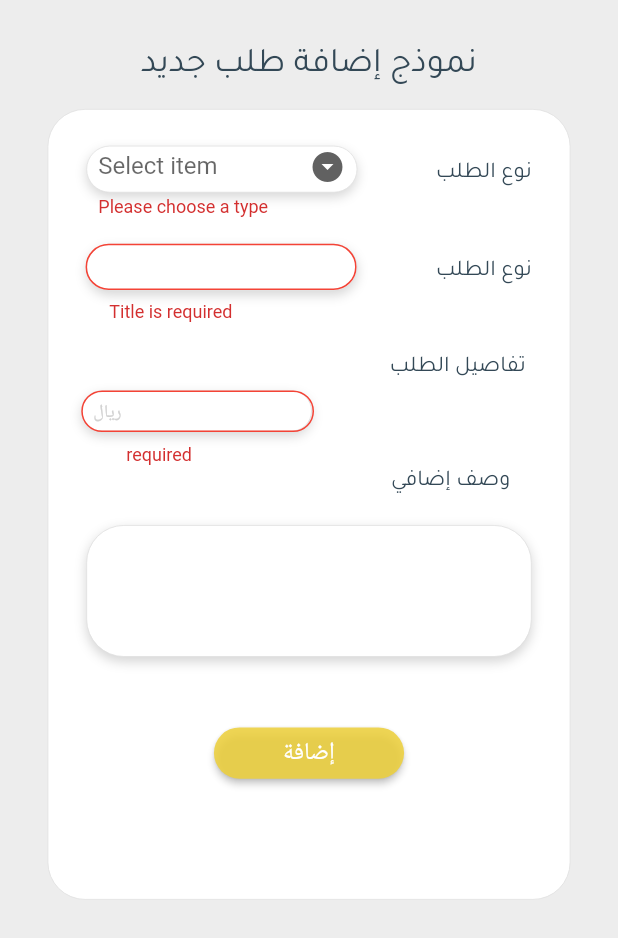
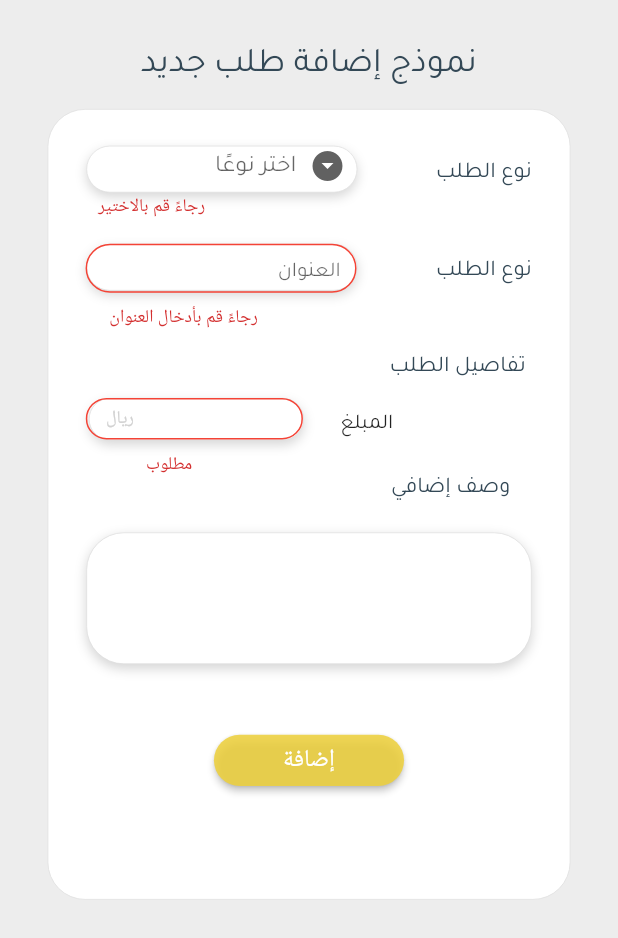
Before and after one commit to RawanAlmusfer/SWE444-imdad, a Flutter app: the PostRequest screen opened directly, after a tap on "إضافة", on a phone screen of 412 x 824 dp. Shown: the top 938 px of the screen. Run offline on Flutter 3.47's test engine with Material 2 defaults, Android fonts, the phone set to English and light mode, and no system bars; our stand-ins replace cloud_firestore, firebase_auth, firebase_core, flutter_screenutil, flutter_svg; accounts and stored records are empty; Roboto replaces fonts that are missing (Academy Engraved LET, lato).

Commit message:
Update post_request_form.dart

```diff
--- a/swe444/lib/Widget/post_request_form.dart
+++ b/swe444/lib/Widget/post_request_form.dart
@@ -25,7 +25,7 @@ class _AddRequestFormState extends State<PostRequestForm> {
   int? amount;
   String description = " ";
   String? title;
-  final List<String> items = ['مبلغ'];
+  final List<String> items = <String>['مبلغ'];
 
   Widget _buildType(bool orientation) {
     double h1 = 0, h2 = 0, b1 = 0;
@@ -70,6 +70,7 @@ class _AddRequestFormState extends State<PostRequestForm> {
                     ),
                   ),
                   Container(
+                    alignment: Alignment.topRight,
                     width: orientation == true ? 190.w : 180.w,
                     height: orientation == true ? 52.h : 110.h,
                     child: Padding(
@@ -80,20 +81,50 @@ class _AddRequestFormState extends State<PostRequestForm> {
                           decoration: InputDecoration.collapsed(
                             hintText: "",
                           ),
+                          selectedItemBuilder: (BuildContext context) {
+                            return items.map<Widget>((String item) {
+                              return Container(
+                                alignment: Alignment.centerRight,
+                                width: 120,
+                                child: Text(item, textAlign: TextAlign.end,
+                                  style: TextStyle(
+                                    fontFamily: 'Tajawal',
+                                  ),),
+                              );
+                            }).toList();
+                          },
                           value: type,
                           items: items.map<DropdownMenuItem<String>>(
                               (dropdownMenuItem) {
                             return DropdownMenuItem(
                               value: dropdownMenuItem,
-                              child: Text(dropdownMenuItem),
+                              child: SizedBox(
+                                width: 150.w,
+                                child: Text(dropdownMenuItem,
+                                  textAlign: TextAlign.right,
+                                  style: TextStyle(
+                                  fontFamily: 'Tajawal',
+                                ),),
+                              ),
                             );
                           }).toList(),
                           onChanged: (value) =>
                               setState(() => this.type = value),
                           validator: (value) =>
-                              value == null ? 'Please choose a type' : null,
-                          hint: Text("Select item"),
+                              value == null ? 'رجاءً قم بالاختير' : null,
                           icon: Icon(Icons.arrow_drop_down_circle),
+                          hint: Padding(
+                            padding: EdgeInsets.only(top:5.h),
+                            child: SizedBox(
+                              width: 125.w,
+                              child: Text("اختر نوعًا",
+                                textAlign: TextAlign.right,
+                                style: TextStyle(
+                                  fontFamily: 'Tajawal',
+                                ),
+                              ),
+                            ),
+                          ),
                           isExpanded: true,
                         ),
                       ),
@@ -168,18 +199,20 @@ class _AddRequestFormState extends State<PostRequestForm> {
               ),
               Container(
                 width: orientation == true ? 180.w : 140.w,
-                height: orientation == true ? 54.h : 120.h,
+                height: orientation == true ? 58.h : 120.h,
                 margin: EdgeInsets.only(left: l2),
                 child: Padding(
                   padding: EdgeInsets.only(left: l1),
                   child: TextFormField(
+                    textAlign: TextAlign.right,
                     expands: true,
                     maxLines: null,
                     validator: (value) {
                       if (value == null || value.isEmpty)
-                        return "Title is required";
+                        return "رجاءً قم بأدخال العنوان";
                     },
                     decoration: InputDecoration(
+                      hintText: "العنوان",
                         border: InputBorder.none,
                         errorBorder: OutlineInputBorder(
                           borderSide: BorderSide(color: Colors.red, width: 1),
@@ -189,8 +222,9 @@ class _AddRequestFormState extends State<PostRequestForm> {
                           borderSide: BorderSide(color: Colors.red, width: 1),
                           borderRadius: BorderRadius.circular(25.0),
                         ),
-                        contentPadding: EdgeInsets.fromLTRB(15.w, 8, 0, 0),
-                        hintStyle: TextStyle(fontSize: 16)),
+                        contentPadding: EdgeInsets.fromLTRB(15.w, 5.h, 10.w, 0),
+                        hintStyle: const TextStyle(fontSize: 14, fontFamily: "Tajawal"
+                        )),
                     onChanged: (_val) {
                       title = _val;
                     }, // onchanged
@@ -223,126 +257,11 @@ class _AddRequestFormState extends State<PostRequestForm> {
     );
   }
 
-  // Widget _buildTitle(bool orientation) {
-  //   double h1 = 0, l1 = 0, h2 = 0;
-  //   double top1 = 0;
-  //
-  //   if (orientation == true) {
-  //     h1 = 10.h;
-  //     h2 = 0.h;
-  //     l1 = 10.0.w;
-  //     top1 = 9.h;
-  //   } else {
-  //     h1 = 60;
-  //     h2 = 40;
-  //     l1 = 20.0;
-  //     top1 = 9;
-  //   }
-  //
-  //   return Container(
-  //     width: orientation == true ? 300.w : 300.w,
-  //     height: orientation == true ? 90.h : 190.h,
-  //     child: Row(
-  //       children: [
-  //         Column(
-  //           children: [
-  //             Stack(
-  //               children: <Widget>[
-  //                 Container(
-  //                   width: orientation == true ? 187.w : 180.w,
-  //                   height: orientation == true ? 32.h : 70.h,
-  //                   margin: EdgeInsets.only(top: 20.h),
-  //                   padding: EdgeInsets.only(left: h1, right: h1),
-  //                   child: DecoratedBox(
-  //                     decoration: BoxDecoration(
-  //                       borderRadius: BorderRadius.circular(25.0),
-  //                       color: Color(0xffffffff),
-  //                       border: Border.all(
-  //                           width: 0.5, color: const Color(0xffdfdfdf)),
-  //                       boxShadow: [
-  //                         BoxShadow(
-  //                           color: const Color(0x29000000),
-  //                           offset: Offset(0, 3),
-  //                           blurRadius: 6,
-  //                         ),
-  //                       ],
-  //                     ),
-  //                   ),
-  //                 ),
-  //                 Column(
-  //                   mainAxisAlignment: MainAxisAlignment.center,
-  //                   children: [
-  //                     Container(
-  //                       width: orientation == true ? 167.w : 162.w,
-  //                       height: orientation == true ? 75.h : 163.h,
-  //                       margin: EdgeInsets.only(left: l1, top: top1),
-  //                       child: Padding(
-  //                         padding: EdgeInsets.symmetric(
-  //                             horizontal: h2, vertical: 10.0.h),
-  //                         child: TextFormField(
-  //                           expands: true,
-  //                           maxLines: null,
-  //                           validator: (value) {
-  //                             if (value == null || value.isEmpty)
-  //                               return "Title is required";
-  //                           },
-  //                           decoration: InputDecoration(
-  //                               border: InputBorder.none,
-  //                               errorBorder: OutlineInputBorder(
-  //                                 borderSide:
-  //                                     BorderSide(color: Colors.red, width: 1),
-  //                                 borderRadius: BorderRadius.circular(25.0),
-  //                               ),
-  //                               focusedErrorBorder: OutlineInputBorder(
-  //                                 borderSide:
-  //                                     BorderSide(color: Colors.red, width: 1),
-  //                                 borderRadius: BorderRadius.circular(25.0),
-  //                               ),
-  //                               contentPadding:
-  //                                   EdgeInsets.fromLTRB(15.w, 8, 0, 0),
-  //                               hintStyle: TextStyle(fontSize: 16)),
-  //                           onChanged: (_val) {
-  //                             title = _val;
-  //                           }, // onchanged
-  //                           inputFormatters: [
-  //                             LengthLimitingTextInputFormatter(30)
-  //                           ],
-  //                         ),
-  //                       ),
-  //                     ),
-  //                   ],
-  //                 ),
-  //               ],
-  //             ),
-  //           ],
-  //         ),
-  //         SizedBox(width: orientation == true ? 40.w : 30.w),
-  //         Column(
-  //           children: <Widget>[
-  //             Padding(
-  //               padding: EdgeInsets.only(top: 30.h),
-  //             ),
-  //             Text(
-  //               "عنوان الطلب",
-  //               textAlign: TextAlign.right,
-  //               style: TextStyle(
-  //                 color: const Color(0xff334856),
-  //                 fontWeight: FontWeight.w400,
-  //                 fontFamily: 'Tajawal',
-  //                 fontSize: 15,
-  //               ),
-  //             )
-  //           ],
-  //         )
-  //       ],
-  //     ),
-  //   );
-  // }
+  Widget _buildDetails(bool orientation) {
+    double h1 = 0, h2 = 0, _value=0;
 
-  Widget _buildDetails(bool orientation) {
-    double h1 = 0, h2 = 0;
     if (orientation == true) {
-      h1 = 10;
+      h1 = 15;
       h2 = 25;
     } else {
       h1 = 60;
@@ -374,11 +293,13 @@ class _AddRequestFormState extends State<PostRequestForm> {
         ),
         Row(
           children: [
+            Column(
+              children: [
                 Stack(children: <Widget>[
                   Container(
-                width: orientation == true ? 155.w : 180.w,
-                height: orientation == true ? 28.h : 70.h,
-                padding: EdgeInsets.only(left: h1, top: 0),
+                    width: orientation == true ? 150.w : 180.w,
+                    height: orientation == true ? 34.h : 70.h,
+                    padding: EdgeInsets.only(left: h1, top: 5),
 
                     child: DecoratedBox(
                       decoration: BoxDecoration(
@@ -397,13 +318,19 @@ class _AddRequestFormState extends State<PostRequestForm> {
                     ),
                   ),
                   Container(
-                width: orientation == true ? 180.w : 180.w,
-                height: orientation == true ? 53.h : 110.h,
+                    width: orientation == true ? 173.w : 180.w,
+                    height: orientation == true ? 58.h : 110.h,
                     child: Padding(
-                  padding: EdgeInsets.only(right: h2, left: 10, bottom: 2),
+                      padding: EdgeInsets.only(right: h2, left: 13, bottom: 0, top: 5),
                       child: TextFormField(
                         validator: (value) {
-                      if (value == null || value.isEmpty) return "required";
+                          if (value == null || value.isEmpty )
+                            return "مطلوب";
+                          else {
+                            _value= double.parse(value);
+                            if (_value > 50000 || _value <= 0)
+                              return "الاقصى= 50000";
+                          }
                         },
                         decoration: InputDecoration(
                             border: InputBorder.none,
@@ -415,9 +342,9 @@ class _AddRequestFormState extends State<PostRequestForm> {
                               borderSide: BorderSide(color: Colors.red, width: 1),
                               borderRadius: BorderRadius.circular(25.0),
                             ),
-                        contentPadding: EdgeInsets.fromLTRB(30, 0, 0, 20),
-                        hintStyle: TextStyle(fontSize: 16)),
-                    inputFormatters: [
+                            contentPadding: EdgeInsets.fromLTRB(38.w, 0, 11.w, 15.h),
+                            hintStyle: const TextStyle(fontSize: 14, fontFamily: "Tajawal"
+                            )),                    inputFormatters: [
                           LengthLimitingTextInputFormatter(30),
                           FilteringTextInputFormatter.allow(RegExp(r'[0-9]'))
                         ],
@@ -429,7 +356,7 @@ class _AddRequestFormState extends State<PostRequestForm> {
                     ),
                   ),
                   Container(
-                padding: EdgeInsets.fromLTRB(18, 6, 0, 0),
+                    padding: EdgeInsets.fromLTRB(25.w, 10.h, 0, 0),
                     child: Text(
                       'ريال',
                       style: TextStyle(
@@ -441,6 +368,21 @@ class _AddRequestFormState extends State<PostRequestForm> {
                     ),
                   )
                 ]),
+              ],
+            ),
+            Column(
+              children: [
+                Padding(
+                  padding: EdgeInsets.only(bottom: 10.h ),
+                  child: Text(
+                      "المبلغ",
+                    style: TextStyle(
+                      fontFamily: "Tajawal"
+                    ),
+                  ),
+                ),
+              ],
+            ),
           ],
         ),
       ],
@@ -515,6 +457,7 @@ class _AddRequestFormState extends State<PostRequestForm> {
                             padding: const EdgeInsets.symmetric(
                                 horizontal: 15.0, vertical: 0.0),
                             child: TextFormField(
+                              textAlign: TextAlign.right,
                               decoration: const InputDecoration(
                                 border: InputBorder.none,
                                 contentPadding:
```
Lines whose indentation alone changed are shown as unchanged.
